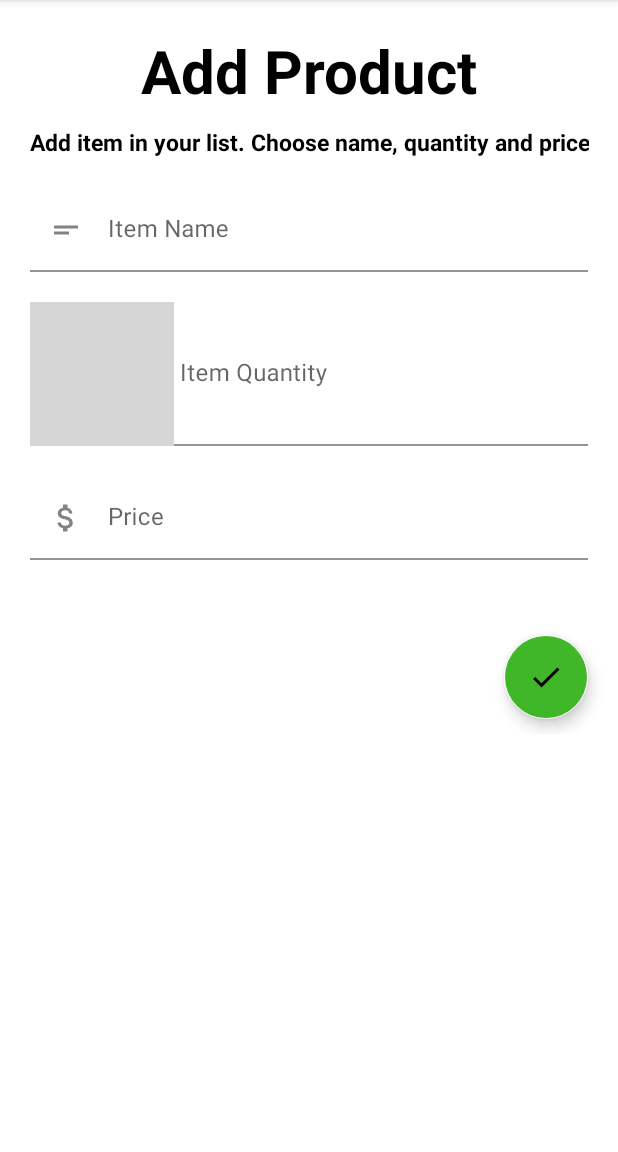
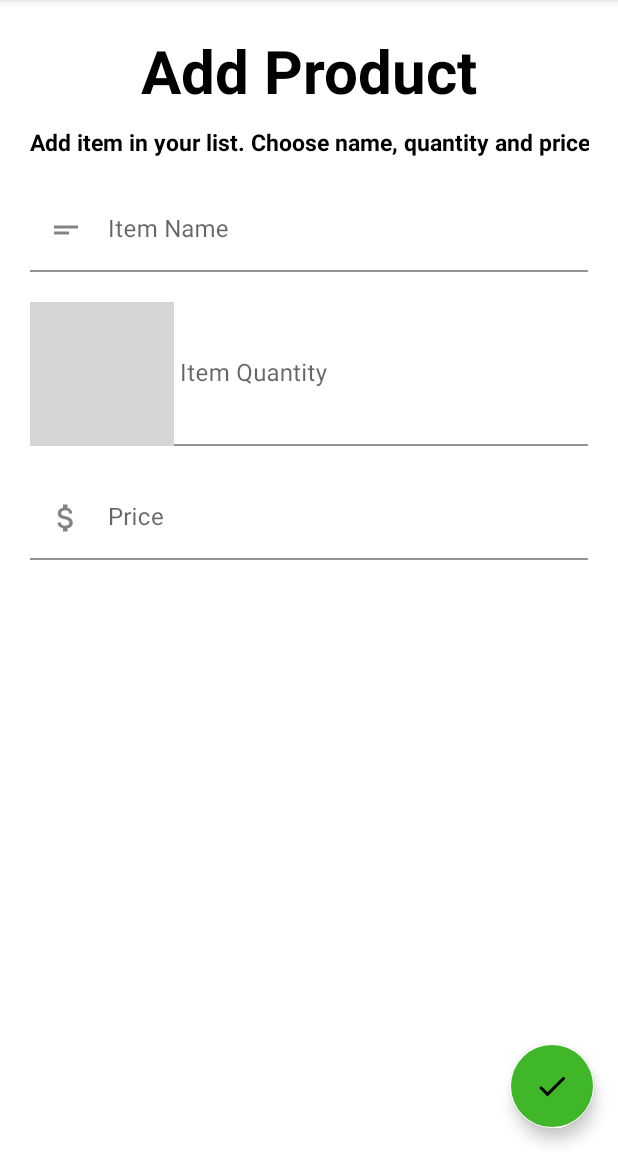
Before and after one commit to danielhungria/lista_de_compras_app, an Android app: the EditItemsFragment screen opened through its navigation route, on a phone screen of 412 x 824 dp, the part 84-1236 px from its top. Run offline under Robolectric (Android 15) with nearby library versions, the phone set to English and light mode, and no system bars; our stand-ins replace Dagger/Hilt's generated code, Room's generated code; grey boxes are pictures that could not be loaded.

Commit message:
fix visual bugs | add click on item

```diff
--- a/app/src/main/AndroidManifest.xml
+++ b/app/src/main/AndroidManifest.xml
@@ -16,7 +16,8 @@
         tools:targetApi="33">
         <activity
             android:name=".ui.MainActivity"
-            android:exported="true">
+            android:exported="true"
+            android:windowSoftInputMode="adjustResize">
             <intent-filter>
                 <action android:name="android.intent.action.MAIN" />
 
--- /dev/null
+++ b/app/src/main/java/com/example/listinha/extensions/PriceExtensions.kt
@@ -0,0 +1,6 @@
+package com.example.listinha.extensions
+
+fun Double?.concatMoneySymbol() = this?.let {
+    val priceFormatted = String.format("%.2f", it)
+    "R$ $priceFormatted"
+} ?: ""
--- a/app/src/main/java/com/example/listinha/ui/items/ItemFragment.kt
+++ b/app/src/main/java/com/example/listinha/ui/items/ItemFragment.kt
@@ -2,10 +2,11 @@ package com.example.listinha.ui.items
 
 import android.os.Bundle
 import android.view.*
+import android.widget.Toast
 import androidx.appcompat.widget.SearchView
+import androidx.core.os.bundleOf
 import androidx.core.view.MenuHost
 import androidx.core.view.MenuProvider
-import androidx.fragment.app.DialogFragment
 import androidx.fragment.app.Fragment
 import androidx.fragment.app.viewModels
 import androidx.lifecycle.Lifecycle
@@ -16,14 +17,11 @@ import androidx.recyclerview.widget.RecyclerView
 import com.example.listinha.R
 import com.example.listinha.databinding.FragmentListBinding
 import com.example.listinha.models.Item
-import com.example.listinha.ui.deleteallcompleteditems.DeleteAllCompletedDialogFragment
 import com.example.listinha.viewmodel.ItemViewModel
 import dagger.hilt.android.AndroidEntryPoint
 
 @AndroidEntryPoint
 class ItemFragment : Fragment() {
-
-    private val listItems = mutableListOf<Item>()
 
     private val viewModel: ItemViewModel by viewModels()
 
@@ -31,6 +29,9 @@ class ItemFragment : Fragment() {
 
     private val itemAdapter = ItemAdapter(onComplete = { completed, item ->
         viewModel.onComplete(completed, item)
+    }, onClick = {
+        findNavController().navigate(R.id.action_itemFragment_to_editItemsFragment, bundleOf("item" to it))
+        Toast.makeText(context, it.toString(), Toast.LENGTH_LONG).show()
     })
 
     private fun setupMenu() {
@@ -89,20 +90,8 @@ class ItemFragment : Fragment() {
         findNavController().navigate(R.id.action_global_deleteAllCompletedDialogFragment)
     }
 
-    fun sumItems(item: List<Item>) {
-        listItems.clear()
-        item.forEach {
-            val price = it.price.toDoubleOrNull()
-            val quantity = it.quantity.toDoubleOrNull()
-            if (price != null && quantity != null) {
-                listItems.add(it)
-            }
-        }
-        val sumAllItems = listItems.sumOf {
-            it.price.toDouble() * it.quantity.toDouble()
-        }
-        val sumAllItemsFormated = String.format("%.2f", sumAllItems)
-        binding.textviewTotalValueCardView.text = "R$ $sumAllItemsFormated"
+    fun setupTotalMarketPrice() {
+        binding.textviewTotalValueCardView.text = viewModel.getTotalMarketPrice()
     }
 
     override fun onViewCreated(view: View, savedInstanceState: Bundle?) {
@@ -128,7 +117,7 @@ class ItemFragment : Fragment() {
         }).attachToRecyclerView(binding.recyclerViewList)
 
         viewModel.items.observe(viewLifecycleOwner) {
-            sumItems(it)
+            setupTotalMarketPrice()
             itemAdapter.updateList(it)
         }
         viewModel.fetchItemList()
--- a/app/src/main/java/com/example/listinha/viewmodel/ItemViewModel.kt
+++ b/app/src/main/java/com/example/listinha/viewmodel/ItemViewModel.kt
@@ -4,6 +4,7 @@ import androidx.lifecycle.LiveData
 import androidx.lifecycle.MutableLiveData
 import androidx.lifecycle.ViewModel
 import androidx.lifecycle.viewModelScope
+import com.example.listinha.extensions.concatMoneySymbol
 import com.example.listinha.models.Item
 import com.example.listinha.repositories.ItemRepository
 import dagger.hilt.android.lifecycle.HiltViewModel
@@ -38,8 +39,7 @@ class ItemViewModel @Inject constructor(
         itemRepository.delete(item)
     }
 
-    fun onDeleteAllCompletedClick() = viewModelScope.launch {
-        itemRepository.deleteCompletedItem()
-    }
-
+    fun getTotalMarketPrice() = _items.value?.sumOf {
+            it.totalPrice ?: 0.00
+        }.concatMoneySymbol()
 }
--- a/app/src/main/res/layout/fragment_edit_item.xml
+++ b/app/src/main/res/layout/fragment_edit_item.xml
@@ -1,16 +1,24 @@
 <?xml version="1.0" encoding="utf-8"?>
 
-
-<ScrollView xmlns:android="http://schemas.android.com/apk/res/android"
+<androidx.constraintlayout.widget.ConstraintLayout xmlns:android="http://schemas.android.com/apk/res/android"
+    xmlns:app="http://schemas.android.com/apk/res-auto"
     android:layout_width="match_parent"
     android:layout_height="match_parent"
-    xmlns:app="http://schemas.android.com/apk/res-auto"
     android:fitsSystemWindows="true"
-  >
+    >
+
+<ScrollView
+    android:layout_width="match_parent"
+    android:layout_height="match_parent"
+    app:layout_constraintTop_toTopOf="parent"
+    app:layout_constraintBottom_toBottomOf="parent"
+    app:layout_constraintStart_toStartOf="parent"
+    app:layout_constraintEnd_toEndOf="parent"
+    >
 
 <androidx.constraintlayout.widget.ConstraintLayout
     android:layout_width="match_parent"
-    android:layout_height="wrap_content"
+    android:layout_height="match_parent"
     >
 
     <TextView
@@ -101,25 +109,19 @@
             />
     </com.google.android.material.textfield.TextInputLayout>
 
+</androidx.constraintlayout.widget.ConstraintLayout>
 
+</ScrollView>
 
     <com.google.android.material.floatingactionbutton.FloatingActionButton
         android:id="@+id/fab_save_list"
         android:layout_width="wrap_content"
         android:layout_height="wrap_content"
-        app:layout_constraintTop_toBottomOf="@+id/inputEditTextPrice_edit"
         app:layout_constraintEnd_toEndOf="parent"
         app:layout_constraintBottom_toBottomOf="parent"
         android:src="@drawable/ic_baseline_check_24"
         android:backgroundTint="#40B629"
         app:backgroundTint="@color/white"
-        android:layout_marginTop="50dp"
-        android:layout_marginHorizontal="20dp"
-        android:layout_marginBottom="10dp"
+        android:layout_margin="16dp"
         />
-
-
 </androidx.constraintlayout.widget.ConstraintLayout>
-
-
-</ScrollView>
--- a/app/src/main/res/layout/fragment_list.xml
+++ b/app/src/main/res/layout/fragment_list.xml
@@ -4,7 +4,9 @@
     android:layout_height="match_parent"
     xmlns:app="http://schemas.android.com/apk/res-auto"
     xmlns:tools="http://schemas.android.com/tools"
-    tools:context=".ui.items.ItemFragment">
+    tools:context=".ui.items.ItemFragment"
+    android:fitsSystemWindows="true"
+    >
 
     <com.google.android.material.divider.MaterialDivider
         android:id="@+id/dividerFragmentList"
--- a/app/src/main/res/values-night/themes.xml
+++ b/app/src/main/res/values-night/themes.xml
@@ -1,6 +1,7 @@
 <resources xmlns:tools="http://schemas.android.com/tools">
     <!-- Base application theme. -->
     <style name="Theme.Listinha" parent="Theme.MaterialComponents.Light">
+        <item name="android:forceDarkAllowed" tools:targetApi="q">false</item>
         <!-- Primary brand color. -->
         <item name="colorPrimary">#6ECD89</item>
         <item name="colorPrimaryVariant">#3BAA49</item>
@@ -12,5 +13,6 @@
         <!-- Status bar color. -->
         <item name="android:statusBarColor" tools:targetApi="l">?attr/colorPrimaryVariant</item>
         <!-- Customize your theme here. -->
+        <item name="collapsedTitleGravity">center_horizontal</item>
     </style>
 </resources>
--- a/app/src/main/res/values/themes.xml
+++ b/app/src/main/res/values/themes.xml
@@ -1,6 +1,7 @@
 <resources xmlns:tools="http://schemas.android.com/tools">
     <!-- Base application theme. -->
     <style name="Theme.Listinha" parent="Theme.MaterialComponents.Light">
+        <item name="android:forceDarkAllowed" tools:targetApi="q">false</item>
         <!-- Primary brand color. -->
         <item name="colorPrimary">#6ECD89</item>
         <item name="colorPrimaryVariant">#3BAA49</item>
@@ -12,5 +13,6 @@
         <!-- Status bar color. -->
         <item name="android:statusBarColor" tools:targetApi="l">?attr/colorPrimaryVariant</item>
         <!-- Customize your theme here. -->
+        <item name="collapsedTitleGravity">center_horizontal</item>
     </style>
 </resources>
```
Also changed, not shown: app/src/main/java/com/example/listinha/models/Item.kt (+12 -1 lines), app/src/main/java/com/example/listinha/ui/items/ItemAdapter.kt (+7 -7 lines).
